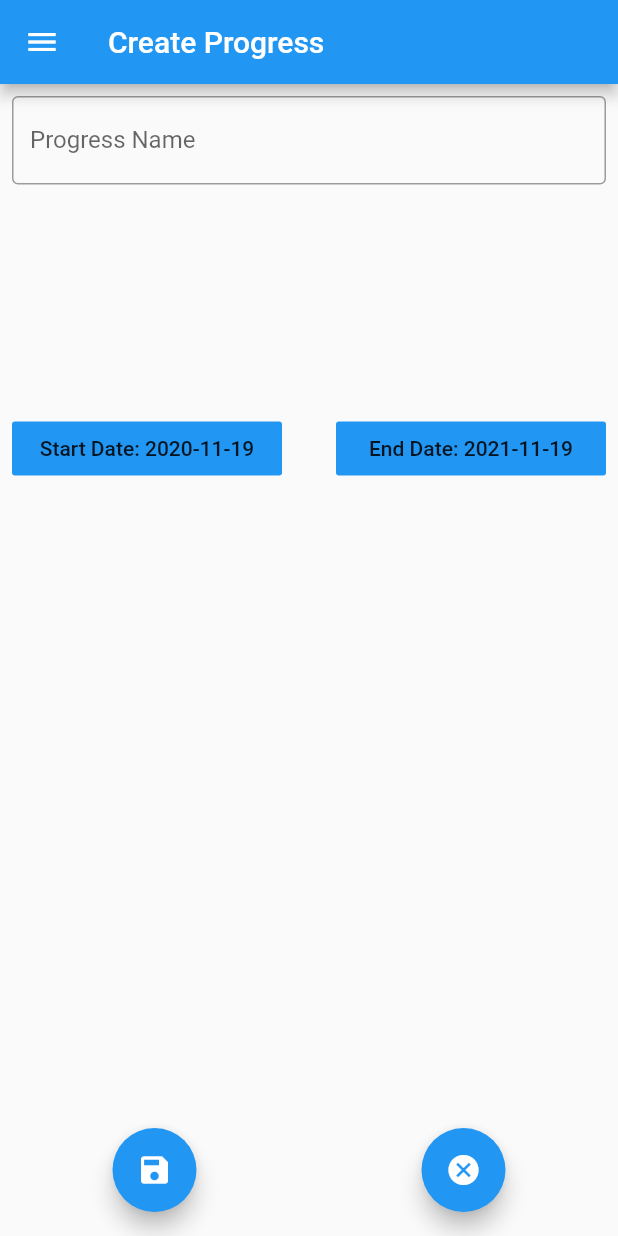
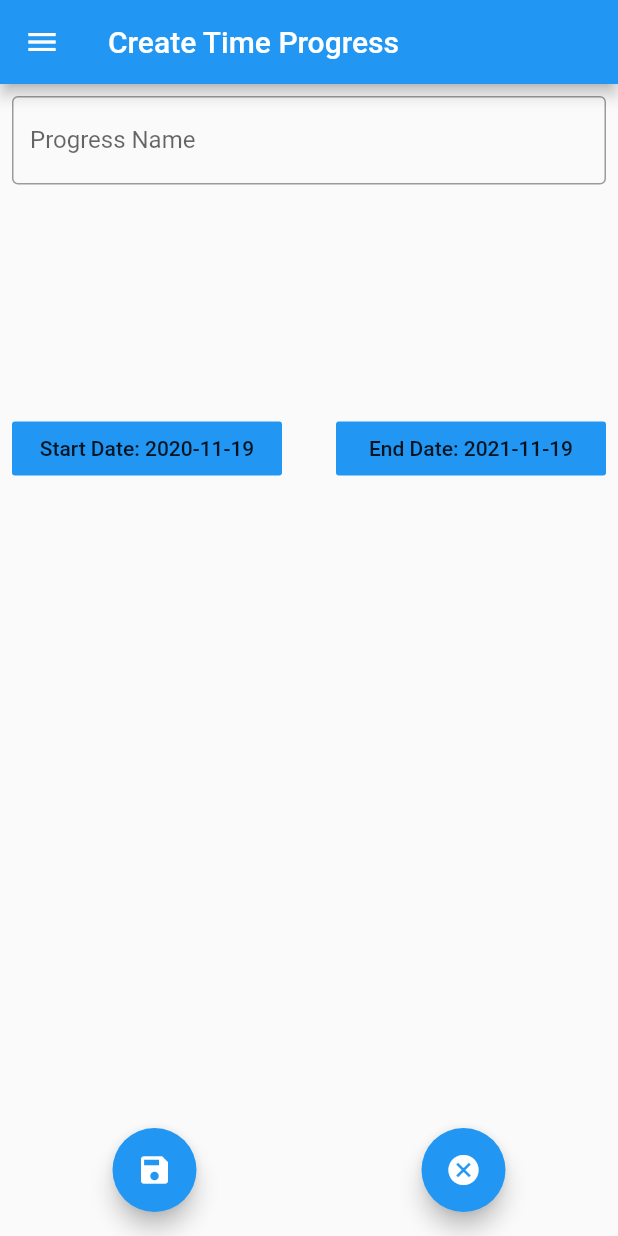
Before and after one commit to andreas-fahrecker/time_progress_tracker, a Flutter app: the ProgressCreationScreen screen opened by its route, on a phone screen of 412 x 824 dp. Run offline on Flutter 3.47's test engine with Material 2 defaults, Android fonts, the phone set to English and light mode, and no system bars; our stand-ins replace flutter_redux, percent_indicator, redux, shared_preferences; accounts and stored records are empty.

Commit message:
Code cleanup
Signed-off-by Andreas Fahrecker <AndreasFahrecker@gmail.com>

```diff
--- a/lib/app.dart
+++ b/lib/app.dart
@@ -18,7 +18,7 @@ class TimeProgressTrackerApp extends StatelessWidget {
     return StoreProvider(
       store: store,
       child: MaterialApp(
-        title: "Time Progress Tracker",
+        title: name,
         theme: ThemeData(
           primarySwatch: Colors.blue,
           visualDensity: VisualDensity.adaptivePlatformDensity,
--- a/lib/screens/progress_creation_screen.dart
+++ b/lib/screens/progress_creation_screen.dart
@@ -48,7 +48,7 @@ class _ProgressCreationScreenState extends State<ProgressCreationScreen> {
   Widget build(BuildContext context) {
     return Scaffold(
       appBar: AppBar(
-        title: Text("Create Progress"),
+        title: Text("Create Time Progress"),
       ),
       drawer: AppDrawer(),
       body: Container(
--- a/lib/screens/progress_dashboard_screen.dart
+++ b/lib/screens/progress_dashboard_screen.dart
@@ -11,12 +11,13 @@ import 'package:time_progress_tracker/widgets/app_drawer_widget.dart';
 
 class ProgressDashboardScreen extends StatelessWidget {
   static const routeName = "/progress-dashboard";
+  static const title = "Time Progress Dashboard";
 
   @override
   Widget build(BuildContext context) {
     return Scaffold(
       appBar: AppBar(
-        title: Text("Time Progress Tracker Dashboard"),
+        title: Text(title),
       ),
       drawer: AppDrawer(),
       body: StoreConnector(
--- a/lib/widgets/app_drawer_widget.dart
+++ b/lib/widgets/app_drawer_widget.dart
@@ -20,7 +20,7 @@ class AppDrawer extends StatelessWidget {
         builder: (context, _ViewModel vm) {
           List<Widget> drawerTileList = List<Widget>();
           drawerTileList.add(DrawerHeader(
-            child: Text("Time Progress Tracker"),
+            child: Text(TimeProgressTrackerApp.name),
             decoration: BoxDecoration(color: Colors.blue),
             margin: EdgeInsets.zero,
           ));
@@ -28,7 +28,7 @@ class AppDrawer extends StatelessWidget {
             color: Colors.lightBlue,
             margin: EdgeInsets.only(bottom: 8),
             child: ListTile(
-              title: Text("Time Progress Dashboard"),
+              title: Text(ProgressDashboardScreen.title),
               trailing: Icon(Icons.dashboard),
               onTap: () {
                 Navigator.pop(context);
```
